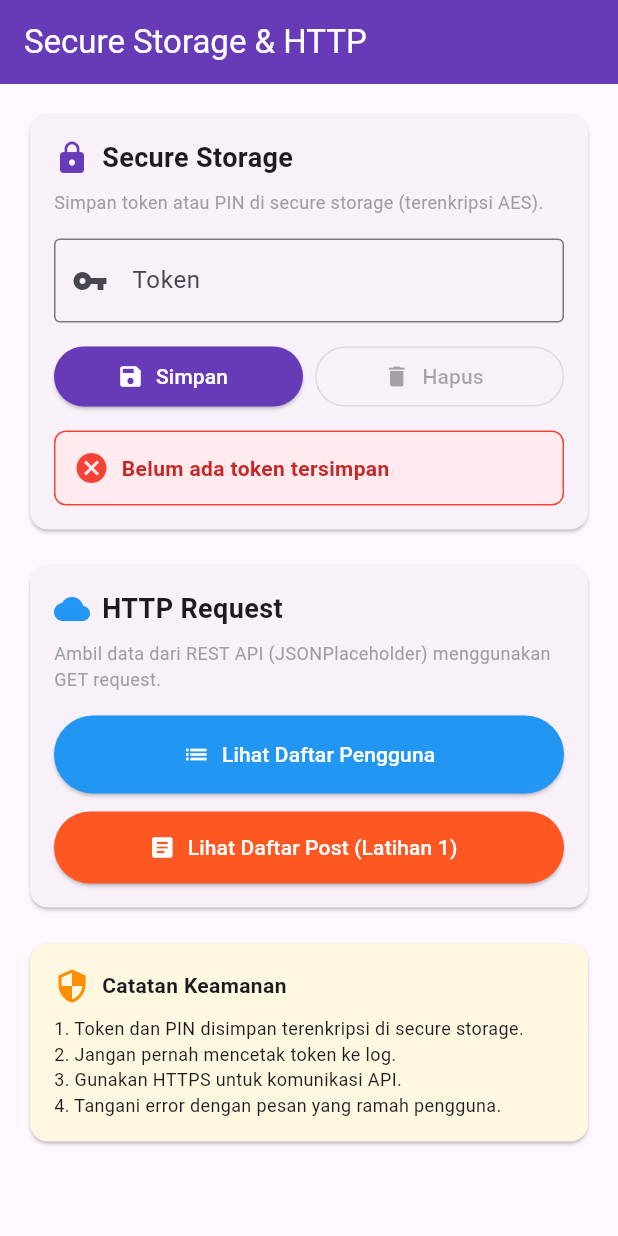
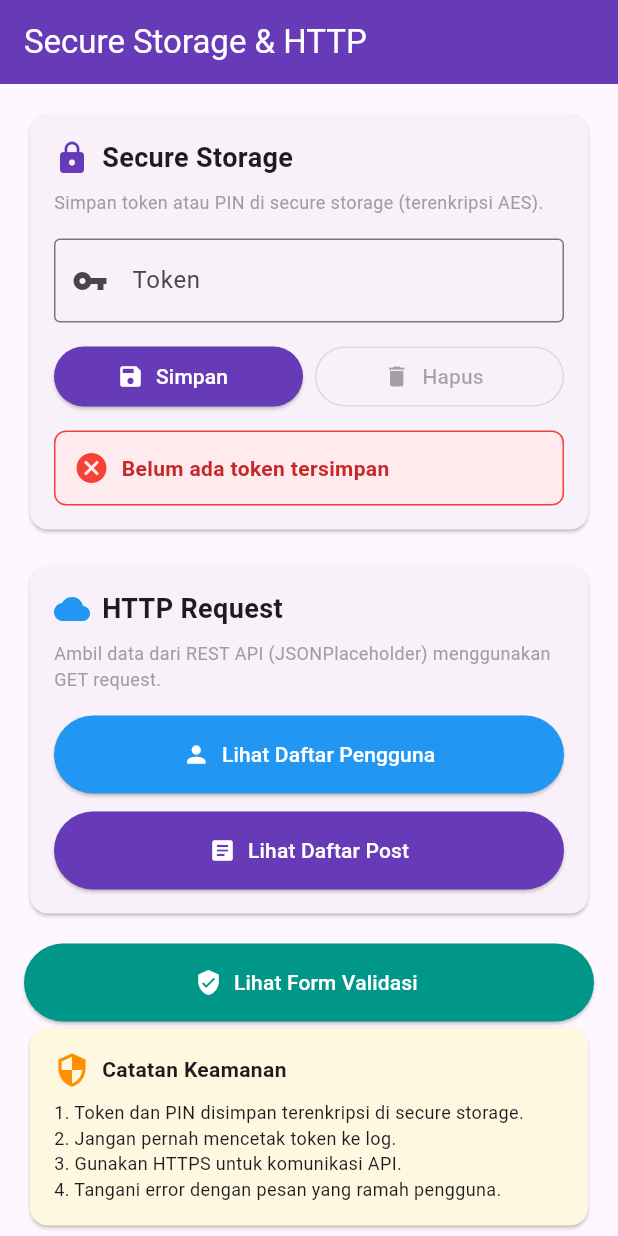
Before and after one commit to adisasono17/http_scure_P6, a Flutter app: the screen it shows after launch, on a phone screen of 412 x 824 dp. Run offline on Flutter 3.47's test engine with Material 3 defaults, Android fonts, the phone set to English and light mode, and no system bars; our stand-ins replace flutter_dotenv, flutter_secure_storage.

Commit message:
Tugas_p6

```diff
--- a/lib/config/dependency_injector.dart
+++ b/lib/config/dependency_injector.dart
@@ -1,21 +1,36 @@
-import '../services/api_service.dart';
+import 'package:flutter/material.dart';
+import '../repositories/post_repository.dart';
+import '../repositories/post_repository_impl.dart';
 import '../repositories/user_repository.dart';
 import '../repositories/user_repository_impl.dart';
-import '../repositories/post_repository.dart';
-import '../repositories/post_repository_impl.dart';
+import '../services/api_service.dart';
 
-class DependencyInjector {
-  static final DependencyInjector _instance = DependencyInjector._internal();
-  factory DependencyInjector() => _instance;
-  DependencyInjector._internal();
+class DependencyInjector extends InheritedWidget {
+  static final ApiService _apiServiceInstance = ApiService();
 
-  late final ApiService apiService;
-  late final UserRepository userRepository;
-  late final PostRepository postRepository;
+  final ApiService apiService;
+  final UserRepository userRepository;
+  final PostRepository postRepository;
 
-  void setup() {
-    apiService = ApiService();
-    userRepository = UserRepositoryImpl(apiService: apiService);
-    postRepository = PostRepositoryImpl(apiService: apiService);
+  DependencyInjector({
+    super.key,
+    required super.child,
+    ApiService? apiService,
+    UserRepository? userRepository,
+    PostRepository? postRepository,
+  })  : apiService = apiService ?? _apiServiceInstance,
+        userRepository = userRepository ??
+            UserRepositoryImpl(apiService: apiService ?? _apiServiceInstance),
+        postRepository = postRepository ??
+            PostRepositoryImpl(apiService: apiService ?? _apiServiceInstance);
+
+  static DependencyInjector of(BuildContext context) {
+    final DependencyInjector? result =
+        context.dependOnInheritedWidgetOfExactType<DependencyInjector>();
+    assert(result != null, 'No DependencyInjector found in context');
+    return result!;
   }
+
+  @override
+  bool updateShouldNotify(DependencyInjector oldWidget) => false;
 }
--- a/lib/screens/home_screen.dart
+++ b/lib/screens/home_screen.dart
@@ -1,10 +1,12 @@
-import 'post_list_screen.dart';
 import 'package:flutter/material.dart';
 import '../services/secure_storage_service.dart';
 import 'user_list_screen.dart';
+import 'post_list_screen.dart';
+import 'validation_screen.dart';
 
 class HomeScreen extends StatefulWidget {
   const HomeScreen({super.key});
+
   @override
   State<HomeScreen> createState() => _HomeScreenState();
 }
@@ -14,6 +16,7 @@ class _HomeScreenState extends State<HomeScreen> {
   final TextEditingController _tokenController = TextEditingController();
   String? _savedToken;
   bool _hasToken = false;
+
   @override
   void initState() {
     super.initState();
@@ -93,10 +96,10 @@ class _HomeScreenState extends State<HomeScreen> {
                     crossAxisAlignment: CrossAxisAlignment.start,
                     children: [
                       Row(
-                        children: [
-                          const Icon(Icons.lock, color: Colors.deepPurple),
-                          const SizedBox(width: 8),
-                          const Text(
+                        children: const [
+                          Icon(Icons.lock, color: Colors.deepPurple),
+                          SizedBox(width: 8),
+                          Text(
                             'Secure Storage',
                             style: TextStyle(
                               fontSize: 18,
@@ -105,16 +108,12 @@ class _HomeScreenState extends State<HomeScreen> {
                           ),
                         ],
                       ),
-
                       const SizedBox(height: 8),
-
                       const Text(
                         'Simpan token atau PIN di secure storage (terenkripsi AES).',
                         style: TextStyle(fontSize: 12, color: Colors.grey),
                       ),
-
                       const SizedBox(height: 16),
-
                       TextField(
                         controller: _tokenController,
                         decoration: const InputDecoration(
@@ -124,9 +123,7 @@ class _HomeScreenState extends State<HomeScreen> {
                           border: OutlineInputBorder(),
                         ),
                       ),
-
                       const SizedBox(height: 12),
-
                       Row(
                         children: [
                           Expanded(
@@ -140,9 +137,7 @@ class _HomeScreenState extends State<HomeScreen> {
                               ),
                             ),
                           ),
-
                           const SizedBox(width: 8),
-
                           Expanded(
                             child: OutlinedButton.icon(
                               onPressed: _hasToken ? _deleteToken : null,
@@ -152,14 +147,11 @@ class _HomeScreenState extends State<HomeScreen> {
                           ),
                         ],
                       ),
-
                       const SizedBox(height: 12),
-
                       Container(
                         padding: const EdgeInsets.all(12),
                         decoration: BoxDecoration(
                           color: _hasToken ? Colors.green[50] : Colors.red[50],
-
                           borderRadius: BorderRadius.circular(8),
                           border: Border.all(
                             color: _hasToken ? Colors.green : Colors.red,
@@ -171,15 +163,12 @@ class _HomeScreenState extends State<HomeScreen> {
                               _hasToken ? Icons.check_circle : Icons.cancel,
                               color: _hasToken ? Colors.green : Colors.red,
                             ),
-
                             const SizedBox(width: 8),
-
                             Expanded(
                               child: Text(
                                 _hasToken
-                                    ? 'Token tersimpan: ${_savedToken!.substring(0, 10)}...'
+                                    ? 'Token tersimpan: ${_savedToken!.length >= 10 ? _savedToken!.substring(0, 10) + '...' : _savedToken}'
                                     : 'Belum ada token tersimpan',
-
                                 style: TextStyle(
                                   color: _hasToken
                                       ? Colors.green[800]
@@ -196,6 +185,7 @@ class _HomeScreenState extends State<HomeScreen> {
                 ),
               ),
               const SizedBox(height: 16),
+
               // Section 2: HTTP Request
               Card(
                 child: Padding(
@@ -204,10 +194,10 @@ class _HomeScreenState extends State<HomeScreen> {
                     crossAxisAlignment: CrossAxisAlignment.start,
                     children: [
                       Row(
-                        children: [
-                          const Icon(Icons.cloud, color: Colors.blue),
-                          const SizedBox(width: 8),
-                          const Text(
+                        children: const [
+                          Icon(Icons.cloud, color: Colors.blue),
+                          SizedBox(width: 8),
+                          Text(
                             'HTTP Request',
                             style: TextStyle(
                               fontSize: 18,
@@ -216,17 +206,14 @@ class _HomeScreenState extends State<HomeScreen> {
                           ),
                         ],
                       ),
-
                       const SizedBox(height: 8),
-
                       const Text(
                         'Ambil data dari REST API (JSONPlaceholder) menggunakan GET request.',
-
                         style: TextStyle(fontSize: 12, color: Colors.grey),
                       ),
-
                       const SizedBox(height: 16),
 
+                      // Tombol 1: Daftar Pengguna (UserListScreen)
                       SizedBox(
                         width: double.infinity,
                         child: ElevatedButton.icon(
@@ -238,9 +225,7 @@ class _HomeScreenState extends State<HomeScreen> {
                               ),
                             );
                           },
-
-                          icon: const Icon(Icons.list),
-
+                          icon: const Icon(Icons.person),
                           label: const Text('Lihat Daftar Pengguna'),
                           style: ElevatedButton.styleFrom(
                             backgroundColor: Colors.blue,
@@ -249,16 +234,13 @@ class _HomeScreenState extends State<HomeScreen> {
                           ),
                         ),
                       ),
-                      const SizedBox(
-                        height: 12,
-                      ), // Memberikan jarak dari tombol di atasnya
-                      ElevatedButton.icon(
-                        style: ElevatedButton.styleFrom(
-                          minimumSize: const Size(double.infinity, 48),
-                          backgroundColor: Colors
-                              .deepOrange, // Diberi warna berbeda agar menonjol
-                          foregroundColor: Colors.white,
-                        ),
+
+                      const SizedBox(height: 12),
+
+                      // Tombol 2: Daftar Post (Latihan 1 - PostListScreen)
+                      SizedBox(
+                        width: double.infinity,
+                        child: ElevatedButton.icon(
                           onPressed: () {
                             Navigator.push(
                               context,
@@ -268,13 +250,40 @@ class _HomeScreenState extends State<HomeScreen> {
                             );
                           },
                           icon: const Icon(Icons.article),
-                        label: const Text('Lihat Daftar Post (Latihan 1)'),
+                          label: const Text('Lihat Daftar Post'),
+                          style: ElevatedButton.styleFrom(
+                            backgroundColor: Colors.deepPurple,
+                            foregroundColor: Colors.white,
+                            padding: const EdgeInsets.symmetric(vertical: 16),
+                          ),
+                        ),
                       ),
                     ],
                   ),
                 ),
               ),
               const SizedBox(height: 16),
+              // Tombol 3: Form Validasi Ketat (Latihan 3)
+              SizedBox(
+                width: double.infinity,
+                child: ElevatedButton.icon(
+                  onPressed: () {
+                    Navigator.push(
+                      context,
+                      MaterialPageRoute(
+                        builder: (context) => const ValidationScreen(),
+                      ),
+                    );
+                  },
+                  icon: const Icon(Icons.verified_user),
+                  label: const Text('Lihat Form Validasi '),
+                  style: ElevatedButton.styleFrom(
+                    backgroundColor: Colors.teal,
+                    foregroundColor: Colors.white,
+                    padding: const EdgeInsets.symmetric(vertical: 16),
+                  ),
+                ),
+              ),
               // Section 3: Catatan Keamanan
               Card(
                 color: Colors.amber[50],
@@ -289,14 +298,11 @@ class _HomeScreenState extends State<HomeScreen> {
                           const SizedBox(width: 8),
                           const Text(
                             'Catatan Keamanan',
-
                             style: TextStyle(fontWeight: FontWeight.bold),
                           ),
                         ],
                       ),
-
                       const SizedBox(height: 8),
-
                       const Text(
                         '1. Token dan PIN disimpan terenkripsi di secure storage.\n'
                         '2. Jangan pernah mencetak token ke log.\n'
--- /dev/null
+++ b/lib/utils/app_logger.dart
@@ -0,0 +1,69 @@
+import 'package:flutter/foundation.dart';
+
+enum LogLevel {
+  debug,
+  info,
+  warning,
+  error,
+}
+
+class AppLogger {
+  /// Format waktu saat ini (YYYY-MM-DD HH:mm:ss).
+  static String _getTimestamp() {
+    return DateTime.now().toString().substring(0, 19);
+  }
+  static void _log(
+    LogLevel level,
+    String message, {
+    String tag = 'APP',
+    Object? error,
+    StackTrace? stackTrace,
+  }) {
+    if (!kDebugMode) return;
+
+    final timestamp = _getTimestamp();
+    final levelName = level.name.toUpperCase();
+    final formattedMessage = '[$timestamp] [$levelName] [$tag] $message';
+
+    debugPrint(formattedMessage);
+
+    if (error != null) {
+      debugPrint('[$timestamp] [ERROR_DETAIL] [$tag] $error');
+    }
+    if (stackTrace != null) {
+      debugPrint('[$timestamp] [STACKTRACE] [$tag]\n$stackTrace');
+    }
+  }
+
+  static void debug(String message, {String tag = 'DEBUG'}) {
+    _log(LogLevel.debug, message, tag: tag);
+  }
+
+  static void info(String message, {String tag = 'INFO'}) {
+    _log(LogLevel.info, message, tag: tag);
+  }
+
+  static void warning(String message, {String tag = 'WARNING'}) {
+    _log(LogLevel.warning, message, tag: tag);
+  }
+
+  static void error(
+    String message, {
+    String tag = 'ERROR',
+    Object? error,
+    StackTrace? stackTrace,
+  }) {
+    _log(
+      LogLevel.error,
+      message,
+      tag: tag,
+      error: error,
+      stackTrace: stackTrace,
+    );
+  }
+
+  static String maskSensitive(String value) {
+    if (value.length <= 4) return '****';
+    return '${value.substring(0, 4)}****${value.substring(value.length - 2)}';
+  }
+}
```
Also changed, not shown: lib/main.dart (+13 -8 lines), lib/models/post.dart (+4 -4 lines), lib/repositories/post_repository_impl.dart (+6 -1 lines), lib/screens/post_list_screen.dart (+101 -8 lines), lib/screens/user_list_screen.dart (+14 -8 lines), lib/screens/validation_screen.dart (added, +110 -0 lines), lib/services/api_service.dart (+26 -13 lines), lib/services/secure_storage_service.dart (+7 -6 lines), lib/utils/logger.dart (deleted, +0 -21 lines), lib/utils/validators.dart (+43 -19 lines), 1 other file. Lines whose indentation alone changed are shown as unchanged.
